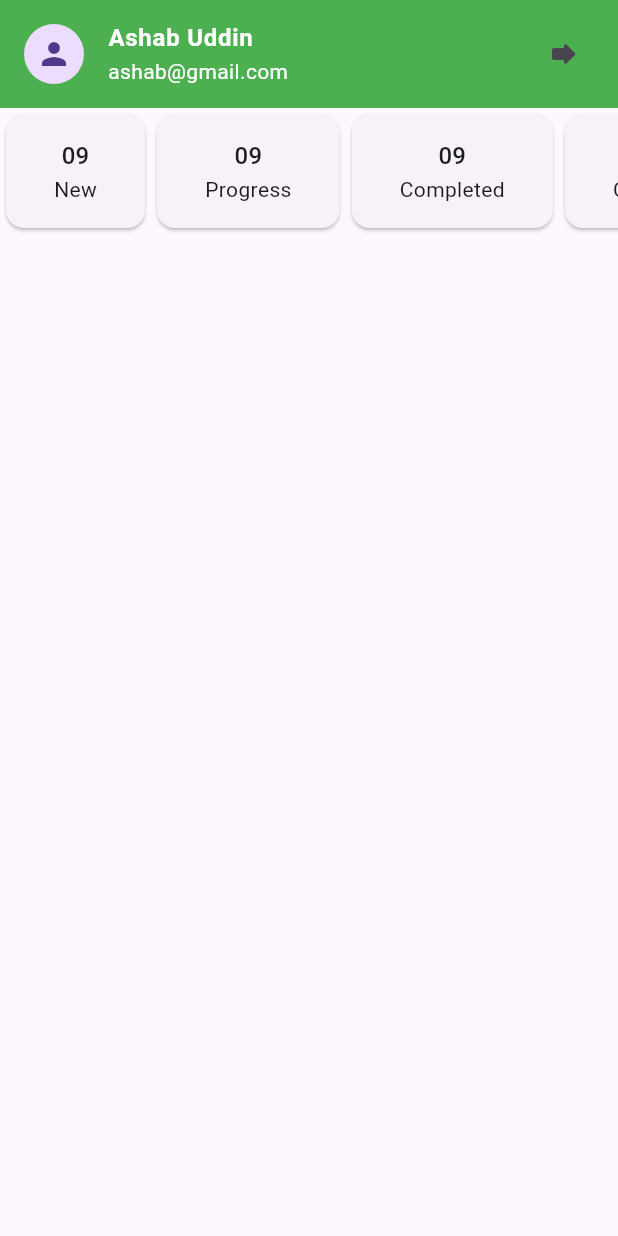
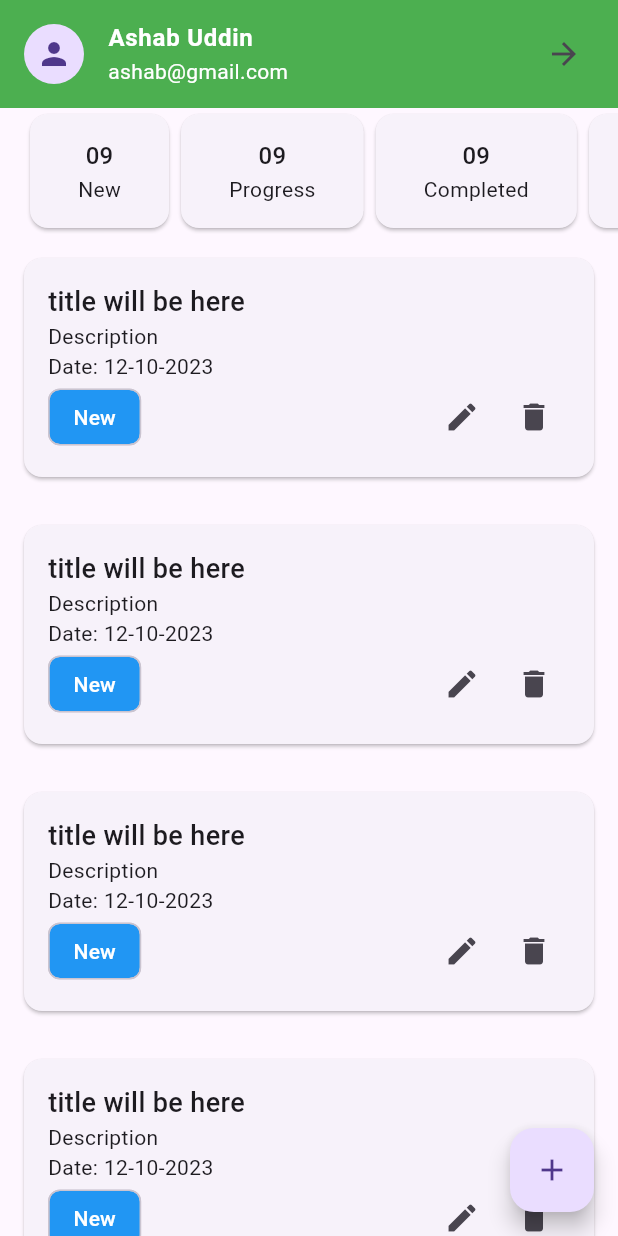
Before and after one commit to ashab20/task_manager, a Flutter app: the NewTaskScreen screen opened directly, on a phone screen of 412 x 824 dp. Run offline on Flutter 3.47's test engine with Material 3 defaults, Android fonts, the phone set to English and light mode, and no system bars; our stand-ins replace flutter_svg, pin_code_fields, shared_preferences; accounts and stored records are empty.

Commit message:
Task Manager Insider Design

```diff
--- a/lib/ui/screens/new_task_screen.dart
+++ b/lib/ui/screens/new_task_screen.dart
@@ -1,6 +1,8 @@
 import 'package:flutter/material.dart';
+import 'package:task_manager/ui/screens/add_new_tasks_screen.dart';
 import 'package:task_manager/ui/widget/profile_summary_card.dart';
 import 'package:task_manager/ui/widget/summary_card.dart';
+import 'package:task_manager/ui/widget/task_item_card.dart';
 
 class NewTaskScreen extends StatefulWidget {
   const NewTaskScreen({super.key});
@@ -13,13 +15,20 @@ class _NewTaskScreenState extends State<NewTaskScreen> {
   @override
   Widget build(BuildContext context) {
     return Scaffold(
+      floatingActionButton: FloatingActionButton(
+        onPressed: (){
+          Navigator.push(context, MaterialPageRoute(builder: (context)=> AddNewTaskScreen()));
+        },
+        child: Icon(Icons.add),
+      ),
       body: SafeArea(
-        child: SingleChildScrollView(
         child: Column(
             children: [
-              profileSummaryCard(),
-              SingleChildScrollView(
+              const profileSummaryCard(),
+              const SingleChildScrollView(
                 scrollDirection: Axis.horizontal,
+                child: Padding(
+                  padding: EdgeInsets.only(left: 16,right: 16),
                   child: Row(
                     children: [
                       SummaryCard(title: 'New', count: '09'),
@@ -28,9 +37,16 @@ class _NewTaskScreenState extends State<NewTaskScreen> {
                       SummaryCard(title: 'Cancelled', count: '09'),
                     ],
                   ),
+                ),
+              ),
+              Expanded(
+                child: ListView.builder(
+                    itemCount: 5,
+                    itemBuilder: (context, index) {
+                      return const taskItemCard();
+                    }),
               )
             ],
-          ),
         ),
       ),
     );
--- a/lib/ui/screens/splash_screen.dart
+++ b/lib/ui/screens/splash_screen.dart
@@ -24,6 +24,11 @@ class _SplashScreenState extends State<SplashScreen> {
                     ? const MainBottomNavScreen()
                     : const LoginScreen()),
             (route) => false));
+    // Navigator.pushAndRemoveUntil(
+    //         context,
+    //         MaterialPageRoute(
+    //             builder: (context) =>  const LoginScreen()),
+    //         (route) => false));
   }
 
   @override
--- a/lib/ui/widget/profile_summary_card.dart
+++ b/lib/ui/widget/profile_summary_card.dart
@@ -1,14 +1,20 @@
 
 import 'package:flutter/material.dart';
+import 'package:task_manager/ui/screens/edit_profile_screen.dart';
 
 class profileSummaryCard extends StatelessWidget {
-  const profileSummaryCard({
-    super.key,
+   const profileSummaryCard({
+    super.key,this.enableOnTap=true
   });
-
+ final bool enableOnTap;
   @override
   Widget build(BuildContext context) {
-    return const ListTile(
+    return  ListTile(
+      onTap: (){
+        if(enableOnTap){
+          Navigator.push(context, MaterialPageRoute(builder: (context)=> const EditProfileScreen()));
+        }
+      },
       tileColor: Colors.green,
       subtitle: Text(
         'ashab@gmail.com',
@@ -17,7 +23,7 @@ class profileSummaryCard extends StatelessWidget {
       leading: CircleAvatar(
         child: Icon(Icons.person),
       ),
-      trailing: Icon(Icons.forward_rounded),
+      trailing:enableOnTap ? Icon(Icons.arrow_forward) : null,
       title: Text(
         "Ashab Uddin",
         style: TextStyle(color: Colors.white, fontWeight: FontWeight.w600),
--- /dev/null
+++ b/lib/ui/widget/task_item_card.dart
@@ -0,0 +1,40 @@
+import 'package:flutter/material.dart';
+
+class taskItemCard extends StatelessWidget {
+  const taskItemCard({
+    super.key,
+  });
+
+  @override
+  Widget build(BuildContext context) {
+    return Card(
+      margin: EdgeInsets.symmetric(vertical: 16,horizontal: 16),
+      child: Padding(
+        padding: EdgeInsets.all(16.0),
+        child: Column(
+            crossAxisAlignment: CrossAxisAlignment.start,
+
+            children: [
+              Text("title will be here",
+                style: TextStyle(
+                    fontSize: 18,fontWeight: FontWeight.w500
+                ),),
+              Text("Description"),
+              Text("Date: 12-10-2023"),
+              Row(
+                mainAxisAlignment: MainAxisAlignment.spaceBetween,
+                children: [
+                  Chip(label: Text("New",style: TextStyle(color: Colors.white),),backgroundColor: Colors.blue,),
+                  Wrap(
+                    children: [
+                      IconButton(onPressed: (){}, icon: Icon(Icons.edit)),
+                      IconButton(onPressed: (){}, icon: Icon(Icons.delete,),)
+                    ],
+                  )
+                ],
+              )
+            ]),
+      ),
+    );
+  }
+}
```
Also changed, not shown: lib/ui/screens/add_new_tasks_screen.dart (added, +56 -0 lines), lib/ui/screens/cancelled_task_screen.dart (+16 -1 lines), lib/ui/screens/completed_task_screen.dart (+16 -1 lines), lib/ui/screens/edit_profile_screen.dart (added, +119 -0 lines), lib/ui/screens/progress_task_screen.dart (+17 -1 lines), pubspec.lock. Lines whose indentation alone changed are shown as unchanged.
